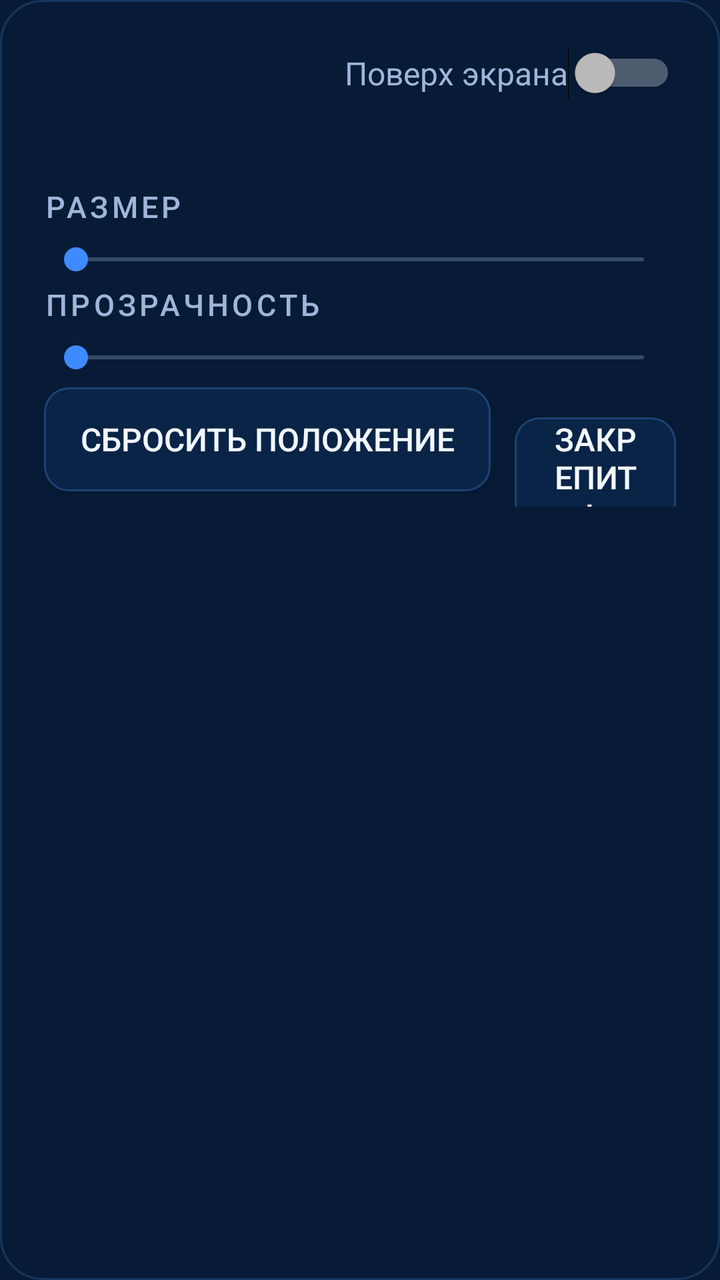
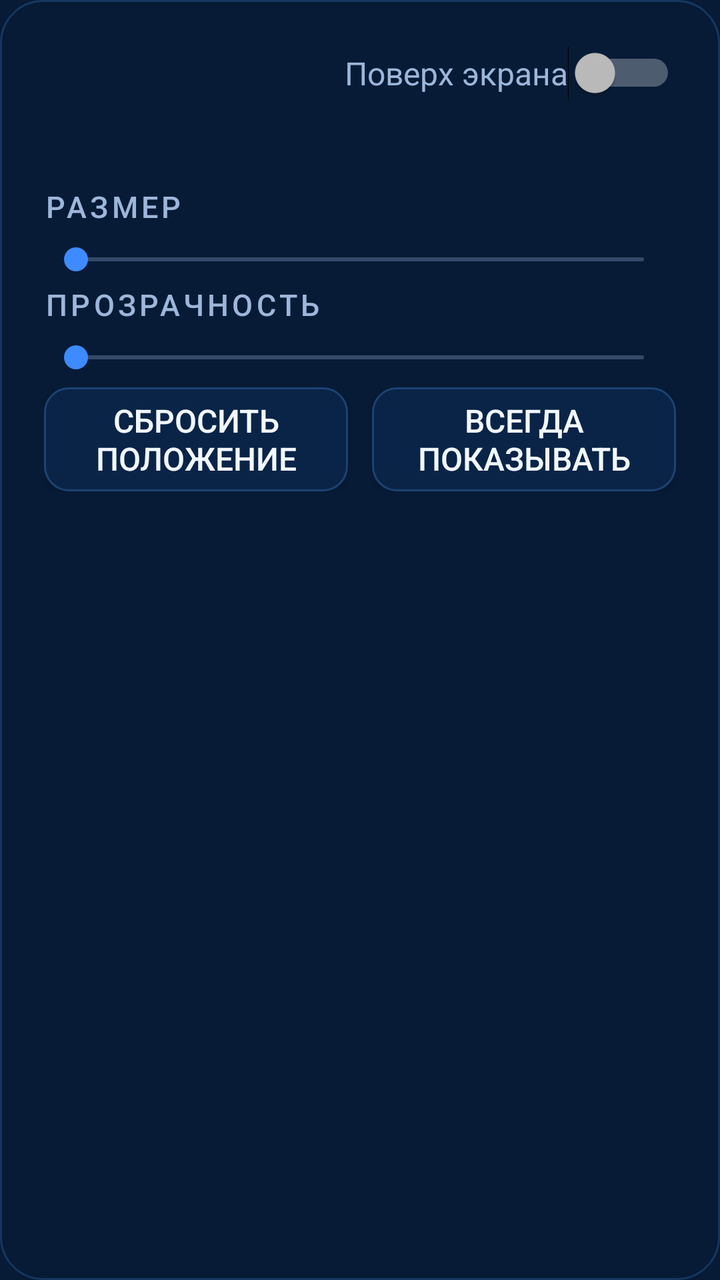

An Android layout rendered at two revisions. The XML below is the earlier revision; the diff shows what the commit changed to produce the second picture.
<!-- AndroidManifest.xml: application theme Theme.EX2Widgets -->
<!-- res/layout/item_widget.xml -->
<?xml version="1.0" encoding="utf-8"?>
<LinearLayout xmlns:android="http://schemas.android.com/apk/res/android"
    android:layout_width="match_parent"
    android:layout_height="wrap_content"
    android:layout_marginBottom="14dp"
    android:background="@drawable/hub_card_100"
    android:orientation="vertical"
    android:padding="22dp">

    <LinearLayout
        android:layout_width="match_parent"
        android:layout_height="wrap_content"
        android:baselineAligned="false"
        android:gravity="center_vertical"
        android:orientation="horizontal">

        <TextView
            android:id="@+id/widgetName"
            android:layout_width="0dp"
            android:layout_height="wrap_content"
            android:layout_weight="1"
            android:ellipsize="end"
            android:fontFamily="sans-serif-medium"
            android:maxLines="1"
            android:textColor="@color/hub_title"
            android:textSize="22sp" />

        <Switch
            android:id="@+id/widgetShow"
            android:layout_width="wrap_content"
            android:layout_height="wrap_content"
            android:text="@string/settings_show_overlay"
            android:textColor="@color/hub_label"
            android:textSize="16sp" />
    </LinearLayout>

    <TextView
        android:id="@+id/widgetStatus"
        style="@style/SettingsText"
        android:layout_marginTop="4dp" />

    <Space
        android:layout_width="match_parent"
        android:layout_height="14dp" />

    <LinearLayout
        android:layout_width="match_parent"
        android:layout_height="wrap_content"
        android:baselineAligned="false"
        android:gravity="center_vertical"
        android:orientation="horizontal">

        <TextView
            style="@style/SettingsSection"
            android:layout_width="0dp"
            android:layout_weight="1"
            android:text="@string/settings_size" />

        <TextView
            android:id="@+id/widgetSizeValue"
            android:layout_width="wrap_content"
            android:layout_height="wrap_content"
            android:textColor="@color/hub_value"
            android:textSize="20sp" />
    </LinearLayout>

    <SeekBar
        android:id="@+id/widgetSizeSeek"
        android:layout_width="match_parent"
        android:layout_height="wrap_content"
        android:layout_marginTop="4dp"
        android:max="150" />

    <LinearLayout
        android:layout_width="match_parent"
        android:layout_height="wrap_content"
        android:baselineAligned="false"
        android:gravity="center_vertical"
        android:orientation="horizontal">

        <TextView
            style="@style/SettingsSection"
            android:layout_width="0dp"
            android:layout_weight="1"
            android:text="@string/settings_opacity" />

        <TextView
            android:id="@+id/widgetAlphaValue"
            android:layout_width="wrap_content"
            android:layout_height="wrap_content"
            android:textColor="@color/hub_value"
            android:textSize="20sp" />
    </LinearLayout>

    <SeekBar
        android:id="@+id/widgetAlphaSeek"
        android:layout_width="match_parent"
        android:layout_height="wrap_content"
        android:layout_marginTop="4dp"
        android:max="100" />

    <Space
        android:layout_width="match_parent"
        android:layout_height="6dp" />

    <LinearLayout
        android:layout_width="match_parent"
        android:layout_height="wrap_content"
        android:orientation="horizontal">

        <Button
            android:id="@+id/widgetResetPosition"
            style="@style/SettingsControl"
            android:text="@string/settings_reset_position" />

        <Space
            android:layout_width="12dp"
            android:layout_height="1dp" />

        <Button
            android:id="@+id/widgetPin"
            style="@style/SettingsControl"
            android:text="@string/settings_pin" />
    </LinearLayout>
</LinearLayout>
<!-- resources referenced by this layout -->
<resources>
  <color name="hub_label">#FF9DB6DA</color>
  <color name="hub_title">#FFEAF3FF</color>
  <color name="hub_value">#FFF2F7FF</color>
  <!-- drawable hub_card_100 (drawable) -->
  <?xml version="1.0" encoding="utf-8"?>
  <shape xmlns:android="http://schemas.android.com/apk/res/android" android:shape="rectangle">
      <corners android:radius="21.1dp" />
      <solid android:color="@color/hub_card_bg_100" />
      <stroke android:width="1dp" android:color="@color/hub_card_border_100" />
  </shape>
  <string name="settings_opacity">Прозрачность</string>
  <string name="settings_pin">Закрепить</string>
  <string name="settings_reset_position">Сбросить положение</string>
  <string name="settings_show_overlay">Поверх экрана</string>
  <string name="settings_size">Размер</string>
  <style name="SettingsControl" parent="android:Widget.DeviceDefault.Button">
          <item name="android:layout_width">wrap_content</item>
          <item name="android:layout_height">wrap_content</item>
          <item name="android:minHeight">52dp</item>
          <item name="android:paddingHorizontal">18dp</item>
          <item name="android:textSize">16sp</item>
          <item name="android:textColor">@color/hub_control_on_text</item>
          <item name="android:background">@drawable/hub_control</item>
      </style>
  <style name="SettingsSection">
          <item name="android:layout_width">match_parent</item>
          <item name="android:layout_height">wrap_content</item>
          <item name="android:textColor">@color/hub_label</item>
          <item name="android:textSize">15sp</item>
          <item name="android:letterSpacing">0.12</item>
          <item name="android:textAllCaps">true</item>
          <item name="android:fontFamily">sans-serif-medium</item>
      </style>
  <style name="SettingsText">
          <item name="android:layout_width">match_parent</item>
          <item name="android:layout_height">wrap_content</item>
          <item name="android:textColor">@color/hub_dim</item>
          <item name="android:textSize">15sp</item>
          <item name="android:lineSpacingExtra">4dp</item>
      </style>
  <style name="Theme.EX2Widgets" parent="android:Theme.DeviceDefault.NoActionBar">
          <item name="android:windowBackground">@color/screen_bg</item>
          <item name="android:colorBackground">@color/screen_bg</item>
          <item name="android:statusBarColor">@color/screen_bg</item>
          <item name="android:navigationBarColor">@color/screen_bg</item>
          <item name="android:colorAccent">@color/hub_accent</item>
          <item name="android:textColorPrimary">@color/hub_title</item>
          <item name="android:textColorSecondary">@color/hub_label</item>
      </style>
  <color name="hub_card_bg_100">#FF071B36</color>
  <color name="hub_card_border_100">#FF153760</color>
  <color name="hub_control_on_text">#FFF2F8FF</color>
  <!-- drawable hub_control (drawable) -->
  <?xml version="1.0" encoding="utf-8"?>
  <shape xmlns:android="http://schemas.android.com/apk/res/android" android:shape="rectangle">
      <corners android:radius="12dp" />
      <solid android:color="@color/hub_control_bg" />
      <stroke android:width="1dp" android:color="@color/hub_control_border" />
  </shape>
  <color name="hub_dim">#FF6B87AE</color>
  <color name="screen_bg">#FF071B36</color>
  <color name="hub_accent">#FF3D8BFF</color>
  <color name="hub_control_bg">#FF0A2447</color>
  <color name="hub_control_border">#FF1C4374</color>
</resources>

<!-- the commit's change to res/layout/item_widget.xml (unified diff, before → after) -->
@@ -111,6 +111,8 @@
         <Button
             android:id="@+id/widgetResetPosition"
             style="@style/SettingsControl"
+            android:layout_width="0dp"
+            android:layout_weight="1"
             android:text="@string/settings_reset_position" />
 
         <Space
@@ -120,6 +122,8 @@
         <Button
             android:id="@+id/widgetPin"
             style="@style/SettingsControl"
+            android:layout_width="0dp"
+            android:layout_weight="1"
             android:text="@string/settings_pin" />
     </LinearLayout>
 </LinearLayout>
<!-- resource entries referenced after the edit -->
@@ -11,7 +11,7 @@
       <stroke android:width="1dp" android:color="@color/hub_card_border_100" />
   </shape>
   <string name="settings_opacity">Прозрачность</string>
-  <string name="settings_pin">Закрепить</string>
+  <string name="settings_pin">Всегда показывать</string>
   <string name="settings_reset_position">Сбросить положение</string>
   <string name="settings_show_overlay">Поверх экрана</string>
   <string name="settings_size">Размер</string>
